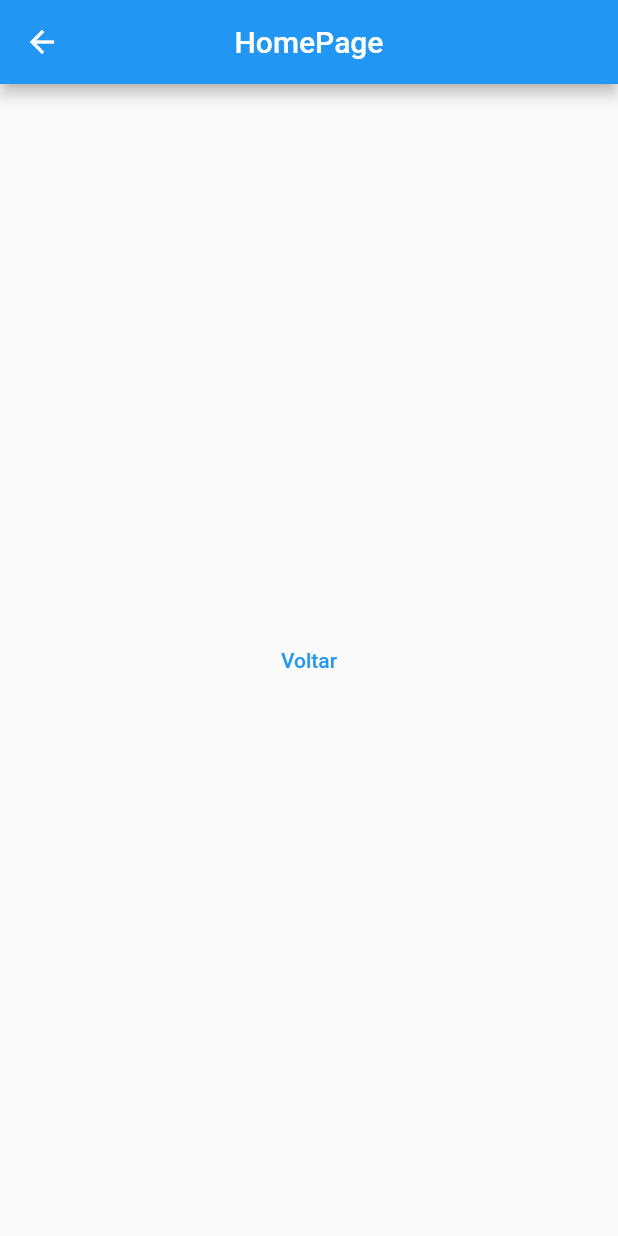
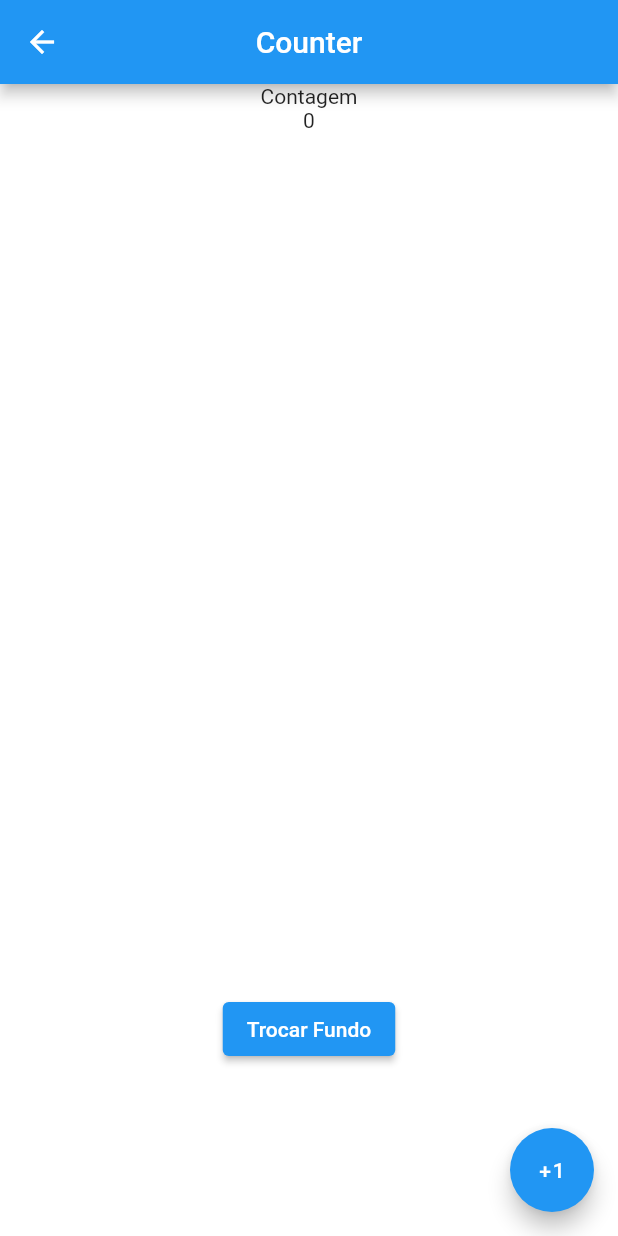
Before and after one commit to maarcos4g/flutter_lessons, a Flutter app: the HomePage screen opened by its route, on a phone screen of 412 x 824 dp. Run offline on Flutter 3.47's test engine with Material 2 defaults, Android fonts, the phone set to English and light mode, and no system bars.

Commit message:
b7web: using setState for state management

```diff
--- a/lib/main.dart
+++ b/lib/main.dart
@@ -1,8 +1,6 @@
 import 'package:flutter/material.dart';
 
-import 'screens/login_page.dart';
 import 'screens/home_page.dart';
-
 
 void main() {
   runApp( MyApp());
@@ -19,10 +17,9 @@ class MyApp extends StatelessWidget {
         primarySwatch: Colors.blue,
       ),
       routes: {
-        '/': (context) => LoginPage(),
         '/home': (context) => HomePage(),
       },
-      initialRoute: '/',
+      initialRoute: '/home',
       debugShowCheckedModeBanner: false,
     );
   }
--- a/lib/screens/home_page.dart
+++ b/lib/screens/home_page.dart
@@ -1,14 +1,17 @@
 import 'package:flutter/material.dart';
+import 'package:flutter/src/widgets/container.dart';
+import 'package:flutter/src/widgets/framework.dart';
 
-class HomePage extends StatelessWidget {
-  var contacts = [
-    'Marcos',
-    'Paulo',
-    'John',
-    'Adriana',
-    'Carolina',
-    'Tainá',
-  ];
+class HomePage extends StatefulWidget {
+  const HomePage({super.key});
+
+  @override
+  State<HomePage> createState() => _HomePageState();
+}
+
+class _HomePageState extends State<HomePage> {
+  int count = 0;
+  var background = Colors.white;
 
   @override
   Widget build(BuildContext context) {
@@ -17,15 +20,35 @@ class HomePage extends StatelessWidget {
     return Scaffold(
       appBar: AppBar(
         centerTitle: true,
-        title: Text('HomePage'),
+        title: Text('Counter'),
       ),
-      body: Center(
-        child: TextButton(
-          child: Text("Voltar"),
-          onPressed: () => {
-            Navigator.pop(context)
-          },
+      body: Container(
+        color: background,
+        width: screen.width,
+        height: screen.height,
+        child: Column(
+          children: <Widget>[
+            Text('Contagem'),
+            Text(count.toString()),
+            SizedBox(height: screen.height - 250),
+              ElevatedButton(
+                onPressed: () => {
+                  setState((() {
+                    background = Colors.blue;
+                  }))
+                },
+                child: Text('Trocar Fundo'),
+              ),
+          ],
         ),
+      ),
+      floatingActionButton: FloatingActionButton(
+        onPressed: () {
+          setState(() {
+            count++;
+          });
+        },
+        child: Text('+1'),
       ),
     );
   }
```
Also changed, not shown: lib/screens/login_page.dart (deleted, +0 -26 lines).
